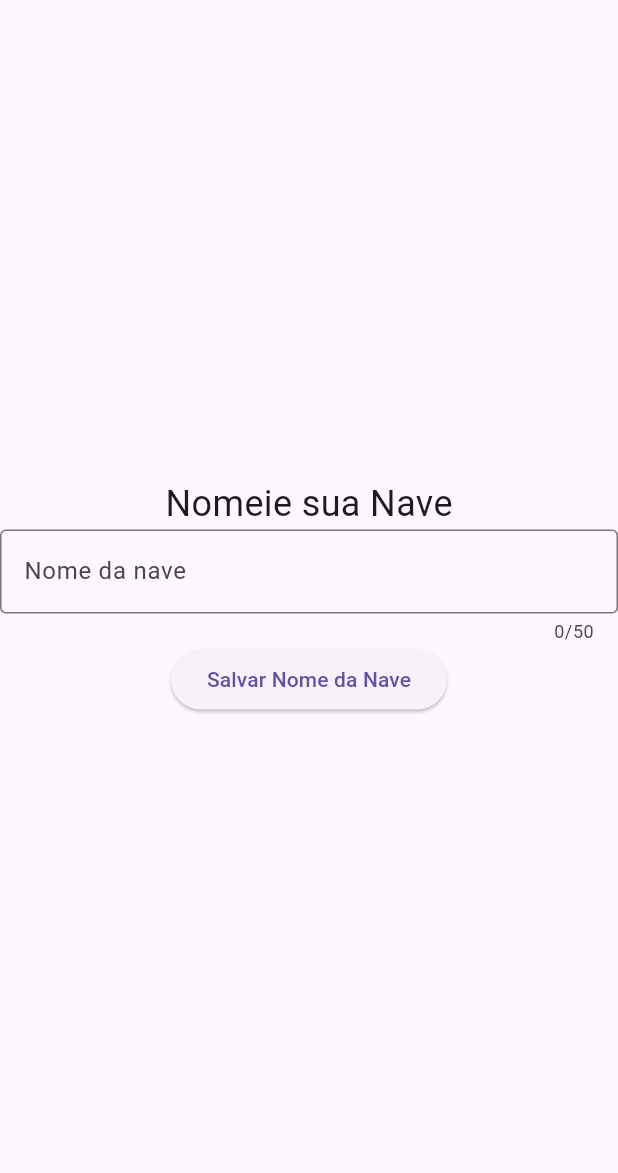
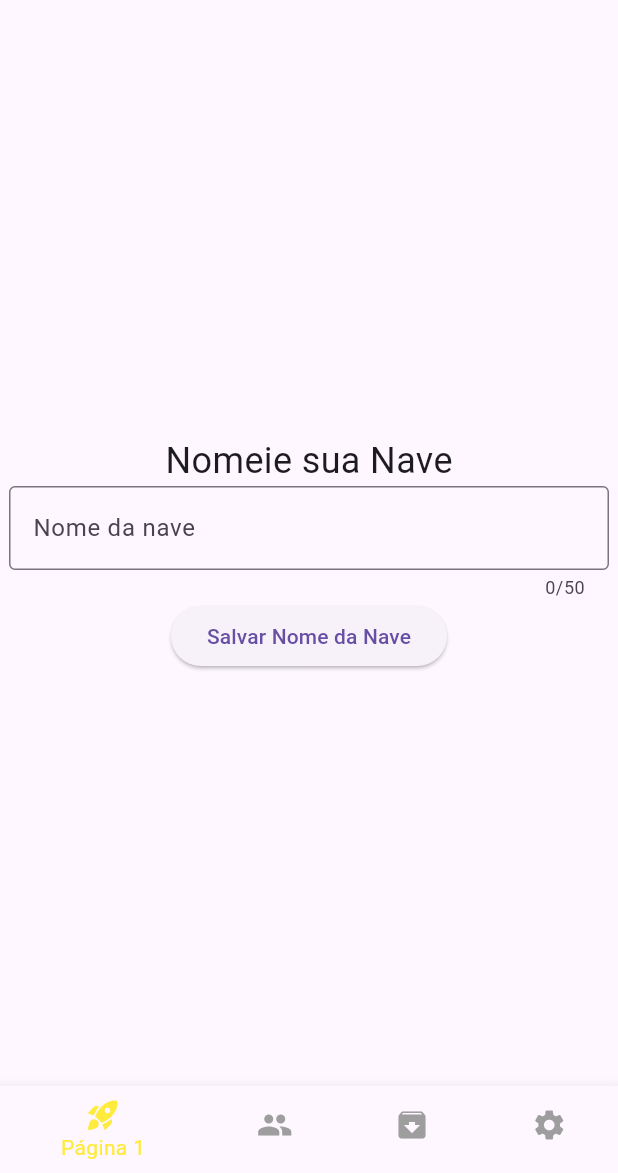
Before and after one commit to catfmcastro/LDDM_Ex08_2024_2, a Flutter app: the screen it shows after launch, on a phone screen of 412 x 824 dp, the part 63-1236 px from its top. Run offline on Flutter 3.47's test engine with Material 3 defaults, Android fonts, the phone set to English and light mode, and no system bars.

Commit message:
add new pages and bottom bar

```diff
--- /dev/null
+++ b/lib/bottomBar.dart
@@ -0,0 +1,40 @@
+import 'package:flutter/material.dart';
+
+class BottomBar extends StatefulWidget{
+  const BottomBar({super.key});
+
+  @override
+  _BottomBarState createState() => _BottomBarState();
+}
+
+class _BottomBarState extends State<BottomBar> {
+  int _selectedIndex = 0;
+
+  @override
+  Widget build(BuildContext context) {
+    return BottomNavigationBar(
+      currentIndex: _selectedIndex,
+      unselectedItemColor: Colors.grey,
+      selectedItemColor: Colors.yellow,
+      items: const [
+        BottomNavigationBarItem(
+          icon: Icon(Icons.rocket_launch),
+          label: 'Página 1',
+        ),
+        BottomNavigationBarItem(
+          icon: Icon(Icons.people),
+          label: 'Página 2',
+        ),
+        BottomNavigationBarItem(
+          icon: Icon(Icons.archive),
+          label: 'Página 3',
+        ),
+        BottomNavigationBarItem(
+          icon: Icon(Icons.settings),
+          label: 'Página 4',
+        ),
+      ],
+
+    );
+  }
+}
--- a/lib/main.dart
+++ b/lib/main.dart
@@ -1,11 +1,12 @@
 import 'package:ex8/pages/page1.dart';
+import 'package:ex8/pages/page2.dart';
 import 'package:flutter/material.dart';
 
 void main() {
   runApp(MaterialApp(
     debugShowCheckedModeBanner: false,
     title: 'Missão espacial - A jornada',
-    initialRoute: '/',
+    initialRoute: '/page2',
     routes: <String, Widget Function(BuildContext)>{
       '/': (context) => const Page1(),
     },
--- a/lib/pages/page1.dart
+++ b/lib/pages/page1.dart
@@ -1,3 +1,4 @@
+import 'package:ex8/bottomBar.dart';
 import 'package:flutter/material.dart';
 
 class Page1 extends StatefulWidget {
@@ -21,12 +22,15 @@ class _Page1State extends State<Page1> {
               'Nomeie sua Nave',
               style: TextStyle(fontSize: 24),
             ),
-            const TextField(
-              decoration: InputDecoration(
-                border: OutlineInputBorder(),
-                labelText: 'Nome da nave',
+            const SizedBox(
+              width: 400,
+              child: TextField(
+                decoration: InputDecoration(
+                  border: OutlineInputBorder(),
+                  labelText: 'Nome da nave',
+                ),
+                maxLength: 50,
               ),
-              maxLength: 50,
             ),
             ElevatedButton(
               onPressed: () {
@@ -37,6 +41,7 @@ class _Page1State extends State<Page1> {
           ],
         ),
       ),
+      bottomNavigationBar: BottomBar(),
     );
   }
 }
```
Also changed, not shown: lib/pages/page3.dart (+19 -0 lines), lib/pages/page4.dart (+19 -0 lines).
